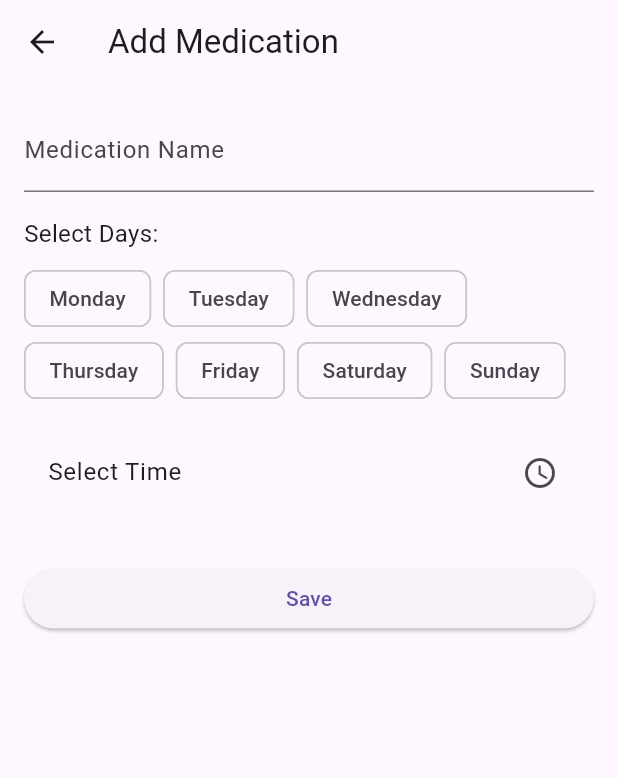
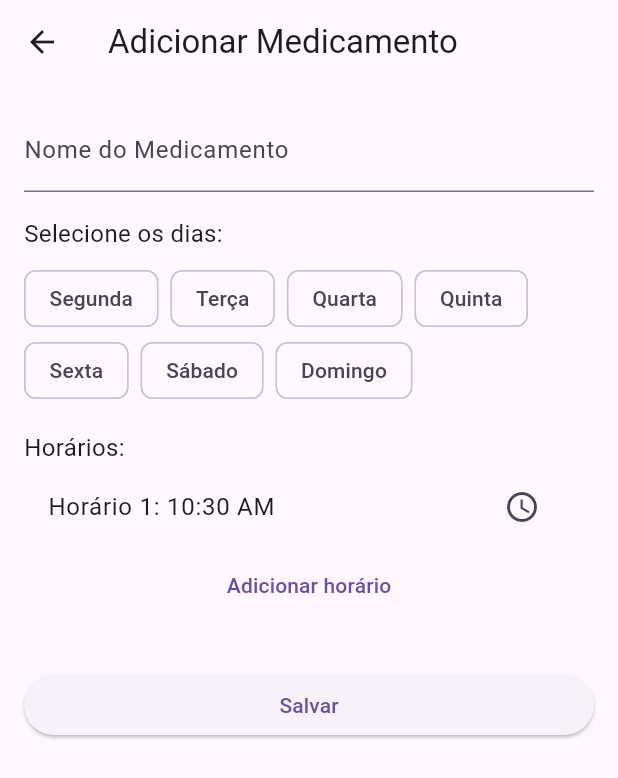
Before and after one commit to joae1234/TCC-MedicineBox, a Flutter app: the screen it shows after launch, after a tap on the "add" icon, on a phone screen of 412 x 824 dp. Shown: the top 778 px of the screen. Run offline on Flutter 3.47's test engine with Material 3 defaults, Android fonts, the phone set to English and light mode, and no system bars; missing offline and left inert: mqtt_client.

```diff
--- a/medicine_box/lib/screens/medication_form_page.dart
+++ b/medicine_box/lib/screens/medication_form_page.dart
@@ -15,15 +15,15 @@ class _MedicationFormPageState extends State<MedicationFormPage> {
   final _formKey = GlobalKey<FormState>();
   TextEditingController _nameController = TextEditingController();
   List<String> _selectedDays = [];
-  TimeOfDay? _selectedTime;
+  List<TimeOfDay> _selectedTimes = []; // Alterado para lista de horários
   final List<String> _daysOfWeek = [
-    'Monday',
-    'Tuesday',
-    'Wednesday',
-    'Thursday',
-    'Friday',
-    'Saturday',
-    'Sunday'
+    'Segunda',
+    'Terça',
+    'Quarta',
+    'Quinta',
+    'Sexta',
+    'Sábado',
+    'Domingo'
   ];
 
   @override
@@ -32,20 +32,34 @@ class _MedicationFormPageState extends State<MedicationFormPage> {
     if (widget.medication != null) {
       _nameController.text = widget.medication!['name'];
       _selectedDays = List.from(widget.medication!['days']);
-      _selectedTime = widget.medication!['time'];
+      _selectedTimes = List.from(widget.medication!['times']); // Carrega múltiplos horários
+    } else {
+      _selectedTimes.add(TimeOfDay.now()); // Horário padrão inicial
     }
   }
 
-  void _selectTime() async {
+  void _selectTime(int index) async {
     final TimeOfDay? pickedTime = await showTimePicker(
       context: context,
-      initialTime: _selectedTime ?? TimeOfDay.now(),
+      initialTime: _selectedTimes[index] ?? TimeOfDay.now(),
     );
     if (pickedTime != null) {
       setState(() {
-        _selectedTime = pickedTime;
+        _selectedTimes[index] = pickedTime;
       });
     }
+  }
+
+  void _addNewTime() {
+    setState(() {
+      _selectedTimes.add(TimeOfDay.now());
+    });
+  }
+
+  void _removeTime(int index) {
+    setState(() {
+      _selectedTimes.removeAt(index);
+    });
   }
 
   void _toggleDay(String day) {
@@ -62,7 +76,7 @@ class _MedicationFormPageState extends State<MedicationFormPage> {
   Widget build(BuildContext context) {
     return Scaffold(
       appBar: AppBar(
-        title: Text(widget.index == null ? 'Add Medication' : 'Edit Medication'),
+        title: Text(widget.index == null ? 'Adicionar Medicamento' : 'Editar Medicamento'),
       ),
       body: Padding(
         padding: EdgeInsets.all(16.0),
@@ -72,16 +86,16 @@ class _MedicationFormPageState extends State<MedicationFormPage> {
             children: [
               TextFormField(
                 controller: _nameController,
-                decoration: InputDecoration(labelText: 'Medication Name'),
+                decoration: InputDecoration(labelText: 'Nome do Medicamento'),
                 validator: (value) {
                   if (value == null || value.isEmpty) {
-                    return 'Please enter a name';
+                    return 'Por favor, insira um nome';
                   }
                   return null;
                 },
               ),
               SizedBox(height: 16),
-              Text('Select Days:', style: TextStyle(fontSize: 16)),
+              Text('Selecione os dias:', style: TextStyle(fontSize: 16)),
               SizedBox(height: 8),
               Wrap(
                 spacing: 8.0,
@@ -94,31 +108,50 @@ class _MedicationFormPageState extends State<MedicationFormPage> {
                 }).toList(),
               ),
               SizedBox(height: 16),
-              ListTile(
-                title: Text(_selectedTime == null
-                    ? 'Select Time'
-                    : 'Selected Time: ${_selectedTime!.format(context)}'),
-                trailing: Icon(Icons.access_time),
-                onTap: _selectTime,
+              Text('Horários:', style: TextStyle(fontSize: 16)),
+              ..._selectedTimes.asMap().entries.map((entry) {
+                int index = entry.key;
+                TimeOfDay time = entry.value;
+                return ListTile(
+                  title: Text('Horário ${index + 1}: ${time.format(context)}'),
+                  trailing: Row(
+                    mainAxisSize: MainAxisSize.min,
+                    children: [
+                      IconButton(
+                        icon: Icon(Icons.access_time),
+                        onPressed: () => _selectTime(index),
+                      ),
+                      if (_selectedTimes.length > 1)
+                        IconButton(
+                          icon: Icon(Icons.delete, color: Colors.red),
+                          onPressed: () => _removeTime(index),
+                        ),
+                    ],
+                  ),
+                );
+              }).toList(),
+              TextButton(
+                onPressed: _addNewTime,
+                child: Text('Adicionar horário'),
               ),
               SizedBox(height: 32),
               ElevatedButton(
                 onPressed: () {
                   if (_formKey.currentState!.validate() &&
-                      _selectedTime != null &&
+                      _selectedTimes.isNotEmpty &&
                       _selectedDays.isNotEmpty) {
                     widget.onSave(
                       {
                         'name': _nameController.text,
                         'days': _selectedDays,
-                        'time': _selectedTime,
+                        'times': _selectedTimes, // Agora envia lista de horários
                       },
                       widget.index,
                     );
                     Navigator.pop(context);
                   }
                 },
-                child: Text('Save'),
+                child: Text('Salvar'),
               ),
             ],
           ),
--- a/medicine_box/lib/screens/medication_list_page.dart
+++ b/medicine_box/lib/screens/medication_list_page.dart
@@ -35,16 +35,7 @@ class _MedicationListPageState extends State<MedicationListPage> {
     });
   }
 
-  void _checkMedicationTimes() {
-    final now = TimeOfDay.now();
-    for (var med in medications) {
-      final medTime = med['time'] as TimeOfDay;
-      if (medTime.hour == now.hour && medTime.minute == now.minute) {
-        _triggerLED();
-        break;
-      }
-    }
-  }
+
 
   void _triggerLED() {
     if (conectado) {
@@ -130,11 +121,24 @@ class _MedicationListPageState extends State<MedicationListPage> {
     });
   }
 
+void _checkMedicationTimes() {
+    final now = TimeOfDay.now();
+    for (var med in medications) {
+      final medTimes = med['times'] as List<TimeOfDay>; // Agora verifica lista de horários
+      for (var medTime in medTimes) {
+        if (medTime.hour == now.hour && medTime.minute == now.minute) {
+          _triggerLED();
+          break;
+        }
+      }
+    }
+  }
+
   @override
   Widget build(BuildContext context) {
     return Scaffold(
       appBar: AppBar(
-        title: Text('Medication List'),
+        title: Text('Lista de Medicamentos'),
         actions: [
           IconButton(
             icon: Icon(conectado ? Icons.wifi : Icons.wifi_off,
@@ -150,15 +154,20 @@ class _MedicationListPageState extends State<MedicationListPage> {
         ],
       ),
       body: medications.isEmpty
-          ? Center(child: Text('No medications added.'))
+          ? Center(child: Text('Nenhum medicamento adicionado.'))
           : ListView.builder(
               itemCount: medications.length,
               itemBuilder: (context, index) {
                 final medication = medications[index];
                 return ListTile(
                   title: Text(medication['name']),
-                  subtitle: Text(
-                      '${medication['days'].join(', ')}, ${medication['time'].format(context)}'),
+                  subtitle: Column(
+                    crossAxisAlignment: CrossAxisAlignment.start,
+                    children: [
+                      Text('Dias: ${medication['days'].join(', ')}'),
+                      Text('Horários: ${medication['times'].map((t) => t.format(context)).join(', ')}'),
+                    ],
+                  ),
                   trailing: Row(
                     mainAxisSize: MainAxisSize.min,
                     children: [
```
Also changed, not shown: 1 other file.
